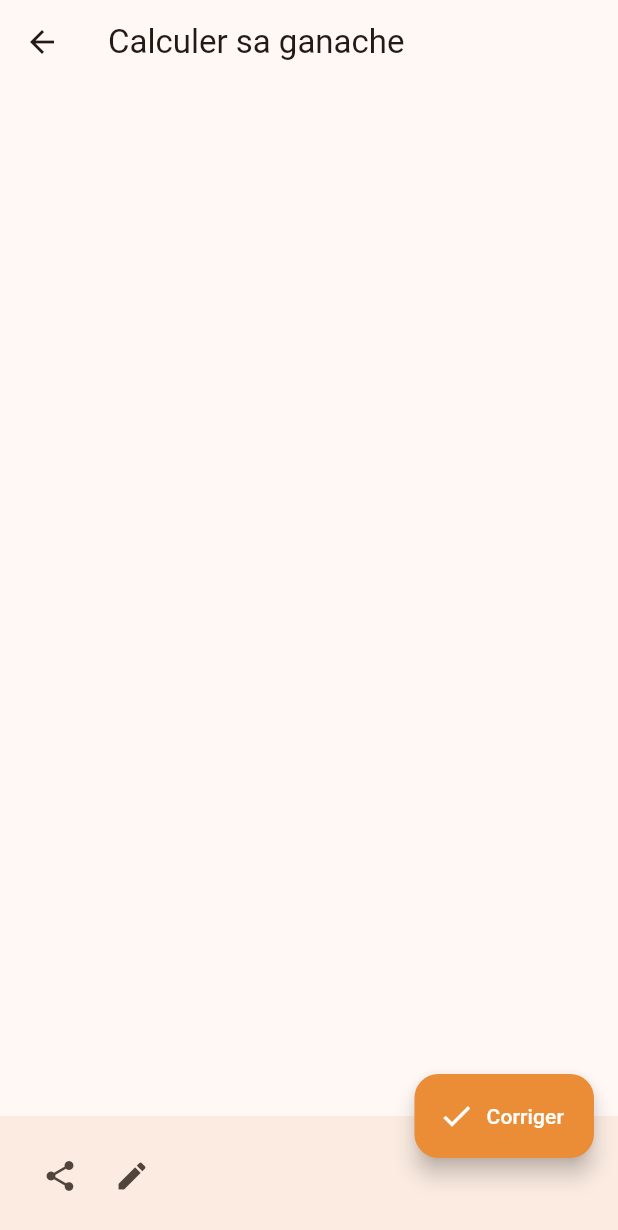
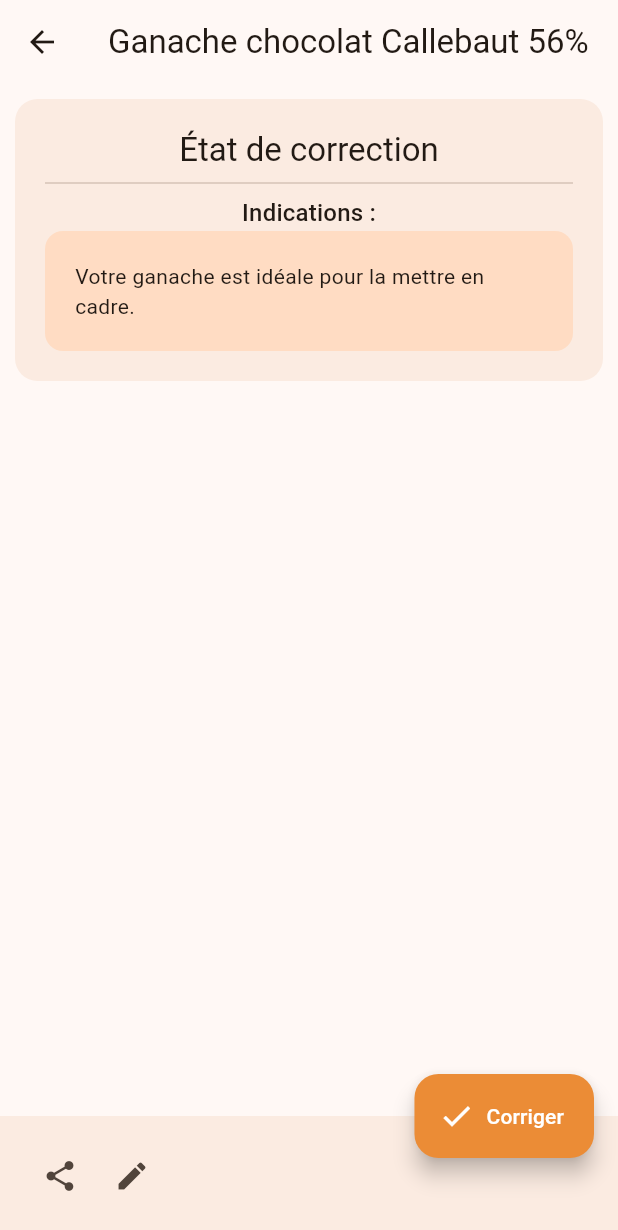
Before and after one commit to AlexandreLuedo/Ganache.lab, a Flutter app: the CalculateGanache screen opened directly, on a phone screen of 412 x 824 dp. Shown: the top 1230 px of the screen. Run offline on Flutter 3.47's test engine with Material 3 defaults, Android fonts, the phone set to English and light mode, and no system bars; missing offline and left inert: morphable_shape.

Commit message:
feat: Implement basic UI for ganache calculation screen
This commit introduces the initial user interface for the "Calculate Ganache" screen.

Key changes include:
- Added a `CalculateGanache` widget.
- Implemented a basic layout with an AppBar, BottomAppBar, and a FloatingActionButton for "Corriger" (Correct).
- Included a section to display the "État de correction" (Correction Status) and "Indications" (Instructions).
- Added a placeholder for displaying ganache details.
- Introduced a `MessageShapeBorder` custom shape for potential future use in message-like UI elements.
- Added `morphable_shape` and `wave_shape_package` dependencies to `pubspec.yaml` and updated `pubspec.lock`.

```diff
--- a/lib/screens/calculate_ganache.dart
+++ b/lib/screens/calculate_ganache.dart
@@ -1,15 +1,16 @@
 import 'package:flutter/material.dart';
+import 'package:morphable_shape/morphable_shape.dart';
 import 'create_ganache.dart';
-
+import 'package:ganache_lab/widgets/widgets_exportation_file.dart';
 
 class CalculateGanache extends StatelessWidget {
   const CalculateGanache({super.key});
+
   @override
   Widget build(BuildContext context) {
     return Scaffold(
-      appBar: AppBar(
-        title: const Text("Calculer sa ganache"),
-      ),
+      // TODO Remplacer la ganache par une variable récupérée grâce au nom.
+      appBar: AppBar(title: const Text("Ganache chocolat Callebaut 56%")),
       bottomNavigationBar: BottomAppBar(
         elevation: 10,
         child: Row(
@@ -17,9 +18,7 @@ class CalculateGanache extends StatelessWidget {
             IconButton(
               tooltip: "Partager la ganache",
               icon: const Icon(Icons.share),
-                onPressed: () {
-
-                },
+              onPressed: () {},
             ),
             IconButton(
               tooltip: "Modifier la ganache",
@@ -48,9 +47,44 @@ class CalculateGanache extends StatelessWidget {
       ),
       floatingActionButtonLocation: FloatingActionButtonLocation.endDocked,
 
-        body: Center(
-       child: Container()
-        )
+      body: Column(
+        children: <Widget>[
+          Container(
+            margin: const EdgeInsets.all(10.0),
+            padding: const EdgeInsets.all(20.0),
+            decoration: BoxDecoration(
+              color: Theme.of(context).colorScheme.surfaceContainer,
+              borderRadius: BorderRadius.circular(15),
+              //border: Border.all(width: 1),
+            ),
+            child: Column(
+              children: [
+                Text(
+                  "État de correction",
+                  style: Theme.of(context).textTheme.titleLarge,
+                ),
+                Divider(),
+                Text(
+                  "Indications :",
+                  style: Theme.of(context).textTheme.titleMedium,
+                ),
+                Container(
+                  padding: const EdgeInsets.all(20.0),
+                  decoration: BoxDecoration(
+                    borderRadius: BorderRadius.circular(12),
+                   // border: Border.all(width: 1),
+                    color: Theme.of(context).colorScheme.primaryContainer,
+                  ),
+                  child: Text(
+                    "Votre ganache est idéale pour la mettre en cadre.",
+                  ),
+                ),
+              ],
+            ),
+          ),
+          // We are here
+        ],
+      ),
     );
   }
 }
--- a/lib/widgets/widgets_exportation_file.dart
+++ b/lib/widgets/widgets_exportation_file.dart
@@ -3,3 +3,4 @@ export 'ganache_name_input.dart';
 export 'chip_ganache_type.dart';
 export 'ganache_type_selection.dart';
 export 'ingredients_selection.dart';
+export 'shapes.dart';
--- a/pubspec.yaml
+++ b/pubspec.yaml
@@ -35,6 +35,7 @@ dependencies:
   # Use with the CupertinoIcons class for iOS style icons.
   cupertino_icons: ^1.0.8
   url_launcher: ^6.3.2
+  morphable_shape: ^2.0.0
 
 dev_dependencies:
   flutter_test:
@@ -46,7 +47,7 @@ dev_dependencies:
   # package. See that file for information about deactivating specific lint
   # rules and activating additional ones.
   flutter_lints: ^6.0.0
-
+  wave_shape_package: ^0.0.3
 # For information on the generic Dart part of this file, see the
 # following page: https://dart.dev/tools/pub/pubspec
 
```
Also changed, not shown: lib/widgets/shapes.dart (added, +84 -0 lines), pubspec.lock. Lines whose indentation alone changed are shown as unchanged.
